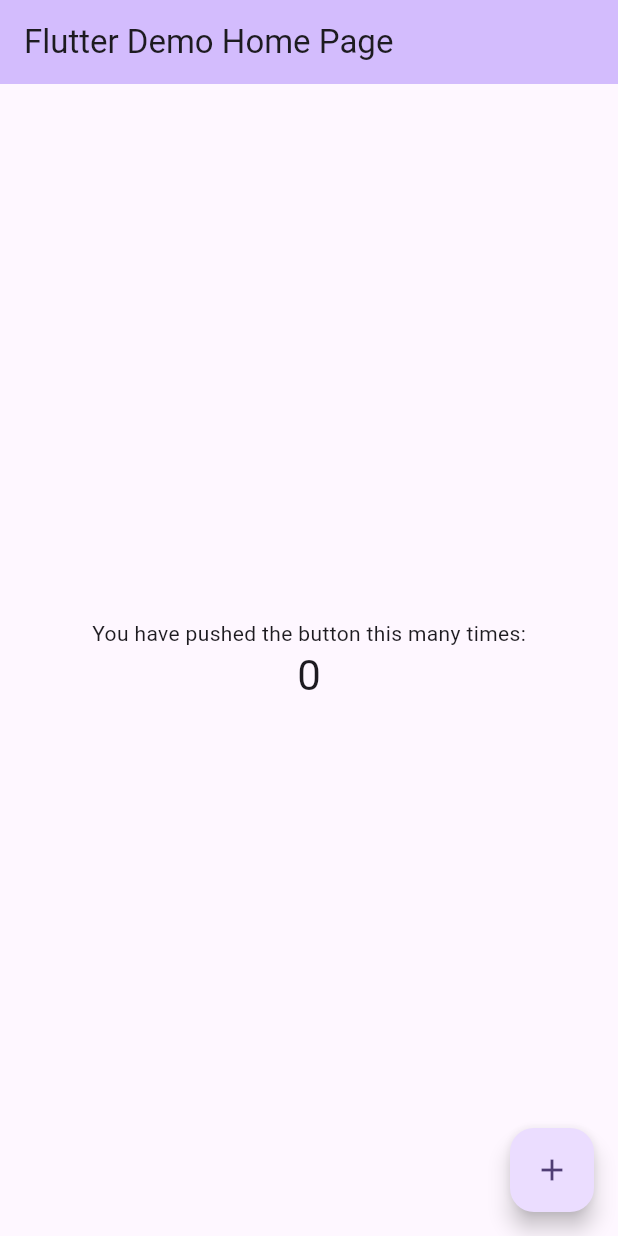
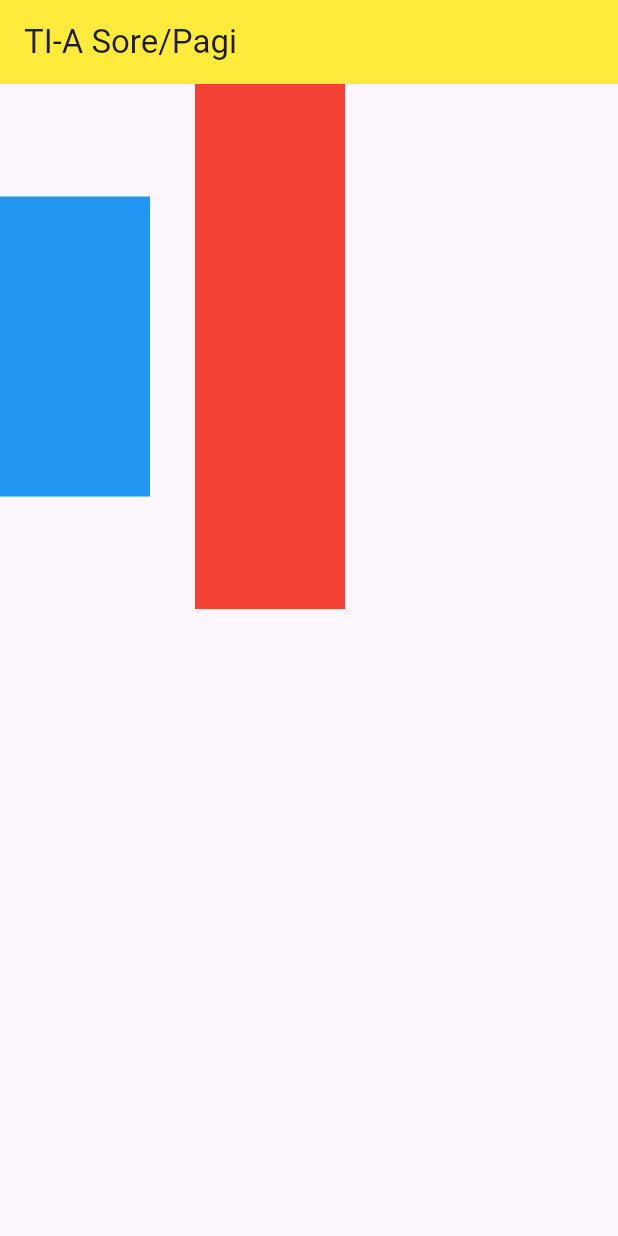
Before and after one commit to siopipin/pengembangan_aplikasi_mobile_flutter, a Flutter app: the screen it shows after launch, on a phone screen of 412 x 824 dp. Run offline on Flutter 3.47's test engine with Material 3 defaults, Android fonts, the phone set to English and light mode, and no system bars.

Commit message:
add sampel

```diff
--- a/lib/M03/praktek/pesan_tiket.dart
+++ b/lib/M03/praktek/pesan_tiket.dart
@@ -43,7 +43,7 @@ Future<bool> bookingTiket(dynamic duit) async {
   return _bookingStatus;
 }
 
-// konfirmasi pembayaran dengan parameter opsional 'bayar' yang harus diisi
+// Fungsi untuk melakukan konfirmasi pembayaran dengan parameter opsional 'bayar' yang harus diisi
 Future<void> konfirmasiPembayaran({required bool bayar}) async {
   // Menunggu hasil dari Future.delayed selama 3 detik dengan nilai 'bayar'
   bool _telahBayar = await Future.delayed(Duration(seconds: 3), () => bayar);
--- /dev/null
+++ b/lib/M04/text_widget.dart
@@ -0,0 +1,48 @@
+import 'package:flutter/material.dart';
+
+class TitleWidget extends StatefulWidget {
+  const TitleWidget({super.key});
+
+  @override
+  State<TitleWidget> createState() => _TitleWidgetState();
+}
+
+class _TitleWidgetState extends State<TitleWidget> {
+  String nama = "Chairulla";
+  @override
+  Widget build(BuildContext context) {
+    return Scaffold(
+        appBar: AppBar(
+          title: Text("TI-A Sore/Pagi"),
+          backgroundColor: Colors.yellow,
+        ),
+        body: Column(
+          children: [
+            //baris ke1
+            //2 balok
+            Row(
+              children: [
+                customContainer(color: Colors.blue, lebar: 100),
+                customContainer(color: Colors.red, tinggi: 350, lebar: 100),
+              ],
+            ),
+
+            //baris k2
+            //text
+          ],
+        ));
+  }
+
+  Widget customContainer({
+    required Color color,
+    double tinggi = 200,
+    required double lebar,
+  }) {
+    return Container(
+      margin: EdgeInsets.only(right: 30.0),
+      color: color,
+      height: tinggi,
+      width: lebar,
+    );
+  }
+}
--- a/lib/main.dart
+++ b/lib/main.dart
@@ -1,4 +1,6 @@
 import 'package:flutter/material.dart';
+import 'package:pengembangan_aplikasi_mobile_flutter/M04/box_widget.dart';
+import 'package:pengembangan_aplikasi_mobile_flutter/M04/text_widget.dart';
 
 void main() {
   runApp(const MyApp());
@@ -31,7 +33,7 @@ class MyApp extends StatelessWidget {
         colorScheme: ColorScheme.fromSeed(seedColor: Colors.deepPurple),
         useMaterial3: true,
       ),
-      home: const MyHomePage(title: 'Flutter Demo Home Page'),
+      home: TitleWidget(),
     );
   }
 }
@@ -59,11 +61,6 @@ class _MyHomePageState extends State<MyHomePage> {
 
   void _incrementCounter() {
     setState(() {
-      // This call to setState tells the Flutter framework that something has
-      // changed in this State, which causes it to rerun the build method below
-      // so that the display can reflect the updated values. If we changed
-      // _counter without calling setState(), then the build method would not be
-      // called again, and so nothing would appear to happen.
       _counter++;
     });
   }
@@ -90,28 +87,24 @@ class _MyHomePageState extends State<MyHomePage> {
         // Center is a layout widget. It takes a single child and positions it
         // in the middle of the parent.
         child: Column(
-          // Column is also a layout widget. It takes a list of children and
-          // arranges them vertically. By default, it sizes itself to fit its
-          // children horizontally, and tries to be as tall as its parent.
-          //
-          // Column has various properties to control how it sizes itself and
-          // how it positions its children. Here we use mainAxisAlignment to
-          // center the children vertically; the main axis here is the vertical
-          // axis because Columns are vertical (the cross axis would be
-          // horizontal).
-          //
-          // TRY THIS: Invoke "debug painting" (choose the "Toggle Debug Paint"
-          // action in the IDE, or press "p" in the console), to see the
-          // wireframe for each widget.
           mainAxisAlignment: MainAxisAlignment.center,
           children: <Widget>[
+            BoxWidget(),
+            BoxWidget(),
             const Text(
               'You have pushed the button this many times:',
+              style: TextStyle(color: Colors.redAccent, fontSize: 20.0),
             ),
-            Text(
-              '$_counter',
-              style: Theme.of(context).textTheme.headlineMedium,
-            ),
+            Row(
+              children: [
+                Text(
+                  '$_counter',
+                  style: Theme.of(context).textTheme.headlineMedium,
+                ),
+                Text(":"),
+                Text("Kelvin")
+              ],
+            )
           ],
         ),
       ),
--- a/pubspec.yaml
+++ b/pubspec.yaml
@@ -35,6 +35,7 @@ dependencies:
   # The following adds the Cupertino Icons font to your application.
   # Use with the CupertinoIcons class for iOS style icons.
   cupertino_icons: ^1.0.2
+  image_picker: ^1.0.7
 
 dev_dependencies:
   flutter_test:
```
Also changed, not shown: lib/M03/praktek/test.prakte.dart (added, +28 -0 lines), lib/M04/box_widget.dart (added, +18 -0 lines), pubspec.lock, 11 other files.
